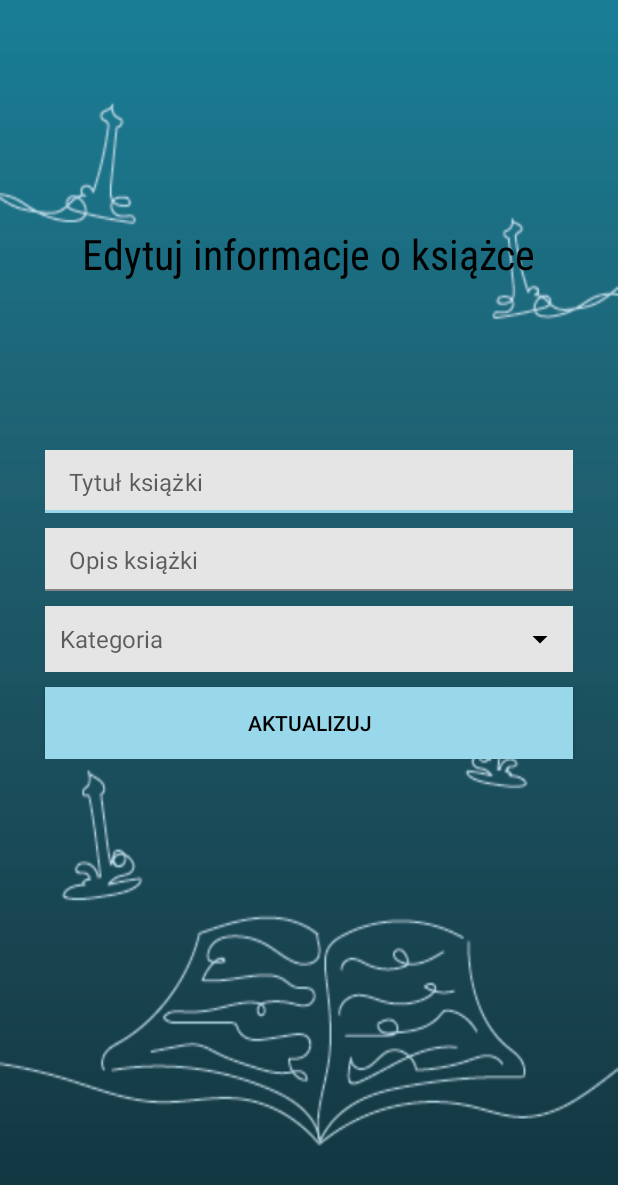
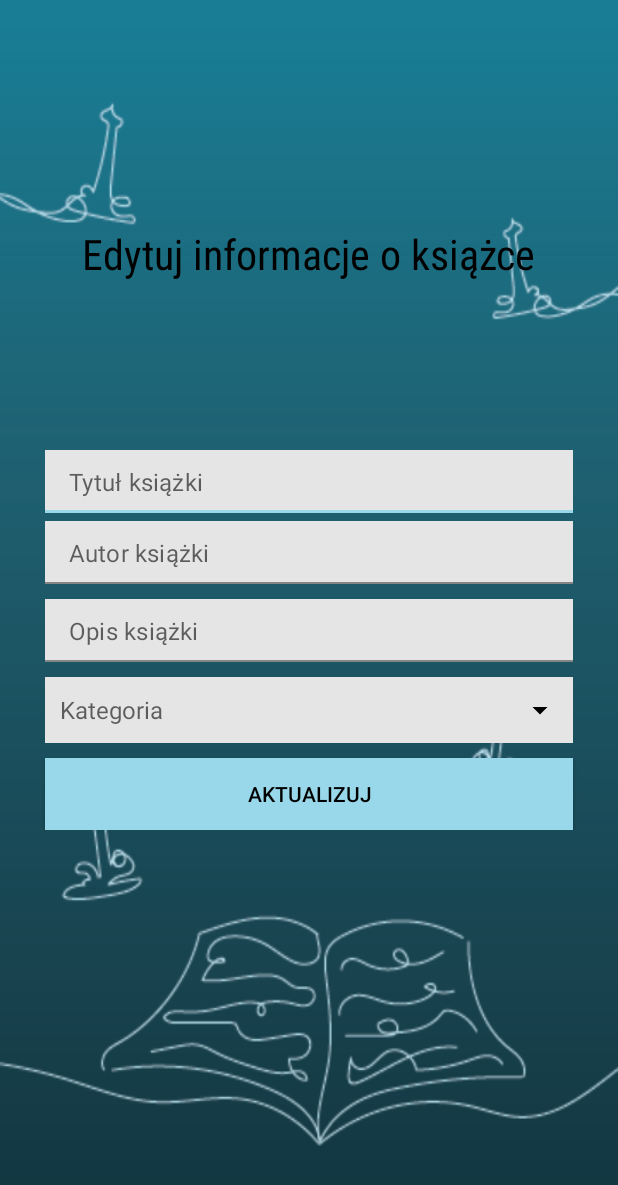
Before and after one commit to kubaz617/Inzynierka, an Android app: the BookEditActivity screen opened directly, with no data from a screen before it, on a phone screen of 412 x 824 dp. Shown: the top 1185 px of the screen. Run offline under Robolectric (Android 15) with nearby library versions, the phone set to English and light mode, and no system bars; our stand-ins replace Firebase (no records; nobody signed in at launch, a user with empty details on screens opened directly); 6 statements that could not run were skipped.

Commit message:
Poprawa bledow

```diff
--- a/app/src/main/java/com/example/bookreader/activities/BookDetailActivity.kt
+++ b/app/src/main/java/com/example/bookreader/activities/BookDetailActivity.kt
@@ -114,6 +114,7 @@ class BookDetailActivity : AppCompatActivity() {
                 val averageRating = if (totalUsers > 0) totalRating / totalUsers else 0.0
 
                 ratingRef.child("averageRating").setValue(averageRating)
+                binding.averageRatingTextView.text = String.format("Średnia ocena: %.1f", averageRating)
             }
 
             override fun onCancelled(error: DatabaseError) {
--- a/app/src/main/java/com/example/bookreader/activities/BookEditActivity.kt
+++ b/app/src/main/java/com/example/bookreader/activities/BookEditActivity.kt
@@ -61,9 +61,11 @@ class BookEditActivity : AppCompatActivity() {
                     selectedCategoryId = snapshot.child("categoryId").value.toString()
                    val description = snapshot.child("description").value.toString()
                     val title = snapshot.child("title").value.toString()
+                    val author = snapshot.child("author").value.toString()
 
                     binding.titleEt.setText(title)
                     binding.descriptionEt.setText(description)
+                    binding.authorEt.setText(author)
 
                     Log.d(TAG, "onDataChange: Ładowanie kategorii")
                     val refBookCategory = FirebaseDatabase.getInstance().getReference("Categories")
@@ -87,13 +89,18 @@ class BookEditActivity : AppCompatActivity() {
     }
 
     private var title =""
+    private var author =""
     private var description =""
     private fun validateData() {
             title = binding.titleEt.text.toString().trim()
+            author = binding.authorEt.text.toString().trim()
             description = binding.descriptionEt.text.toString().trim()
 
             if (title.isEmpty()){
                 Toast.makeText(this, "Wprowadź tytuł", Toast.LENGTH_SHORT).show()
+            }
+            else if (author.isEmpty()){
+                Toast.makeText(this, "Wprowadź autora", Toast.LENGTH_SHORT).show()
             }
         else if (description.isEmpty()){
                 Toast.makeText(this, "Wprowadź opis", Toast.LENGTH_SHORT).show()
@@ -114,6 +121,7 @@ class BookEditActivity : AppCompatActivity() {
 
         val hashMap = HashMap<String, Any>()
         hashMap["title"] = "$title"
+        hashMap["author"] = "$author"
         hashMap["description"] = "$description"
         hashMap["categoryId"] = "$selectedCategoryId"
 
--- a/app/src/main/res/layout/activity_book_edit.xml
+++ b/app/src/main/res/layout/activity_book_edit.xml
@@ -51,10 +51,33 @@
             </com.google.android.material.textfield.TextInputLayout>
 
             <com.google.android.material.textfield.TextInputLayout
+                android:id="@+id/Book_author"
+                android:layout_height="wrap_content"
+                android:layout_width="match_parent"
+                android:layout_marginStart="30dp"
+                android:layout_marginEnd="30dp"
+                android:layout_marginTop="5dp"
+                android:layout_below="@id/Book_title"
+                app:hintEnabled="false">
+
+                <EditText
+                    android:id="@+id/authorEt"
+                    android:layout_height="wrap_content"
+                    android:layout_width="match_parent"
+                    android:padding="10dp"
+                    android:textSize="16sp"
+                    android:hint="Autor książki"
+                    android:background="@color/grey"
+                    android:inputType="textMultiLine|textCapSentences"
+                    android:drawablePadding="10dp"/>
+
+            </com.google.android.material.textfield.TextInputLayout>
+
+            <com.google.android.material.textfield.TextInputLayout
                 android:id="@+id/Book_description"
                 android:layout_width="match_parent"
                 android:layout_height="wrap_content"
-                android:layout_below="@+id/Book_title"
+                android:layout_below="@+id/Book_author"
                 android:layout_marginTop="10dp"
                 android:layout_marginStart="30dp"
                 android:layout_marginEnd="30dp"
--- a/app/src/main/res/layout/activity_books.xml
+++ b/app/src/main/res/layout/activity_books.xml
@@ -45,7 +45,7 @@
         android:hint="Wyszukaj kategorie"
         android:textColorHint="@color/black"
         android:padding="10dp"
-        android:background="@color/grey"/>
+        android:background="@color/transparent"/>
 
     <androidx.recyclerview.widget.RecyclerView
         android:id="@+id/categoriesRv"
--- a/app/src/main/res/layout/row_category.xml
+++ b/app/src/main/res/layout/row_category.xml
@@ -29,7 +29,7 @@
                 android:layout_height="40dp"
                 android:layout_width="40dp"
                 android:src="@drawable/ic_delete"
-                android:background="@color/white"/>
+                android:background="@color/transparent"/>
 
     </LinearLayout>
 
```
Also changed, not shown: app/src/main/res/layout/activity_add_category.xml (+7 -5 lines), app/src/main/res/layout/row_book_admin.xml (+13 -6 lines).
